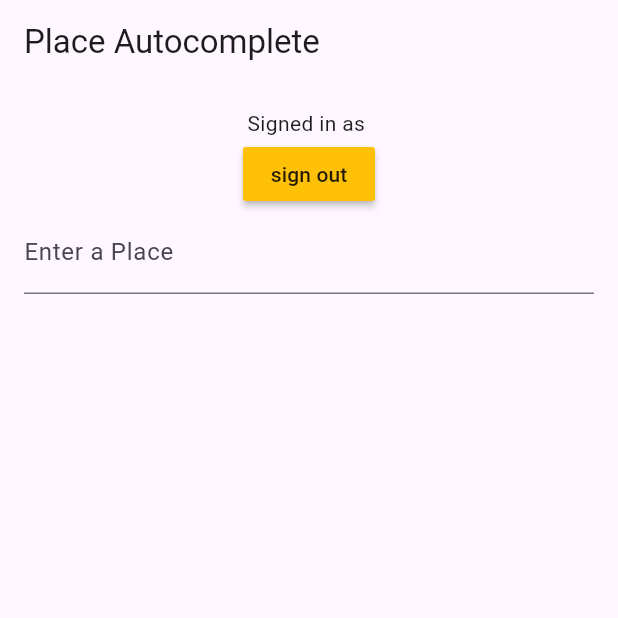
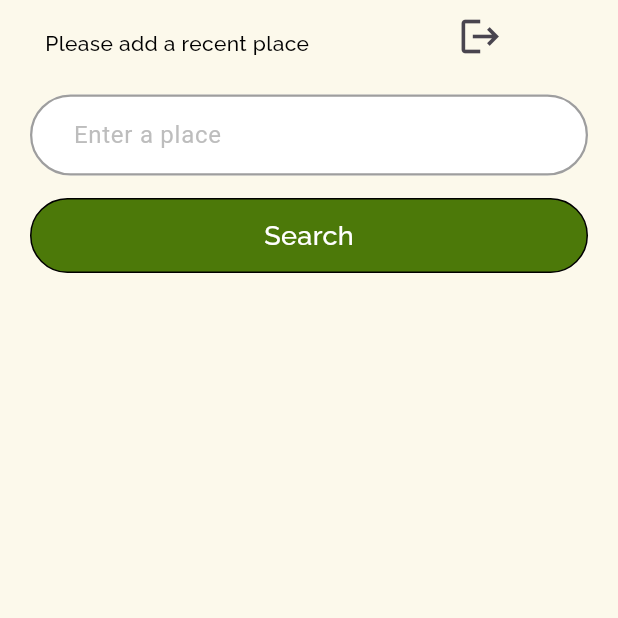
Before and after one commit to bbasm/discoverate, a Flutter app: the screen it shows once a user with an empty profile is signed in, on a phone screen of 412 x 824 dp, the top half of it. Run offline on Flutter 3.47's test engine with Material 3 defaults, Android fonts, the light colour scheme and no system bars; our stand-ins replace firebase_auth, firebase_core, geolocator, google_fonts; accounts and stored records are empty.

Commit message:
searching similar places rating added, fixed bugs

```diff
--- a/lib/pages/home_page.dart
+++ b/lib/pages/home_page.dart
@@ -1,5 +1,6 @@
 import 'package:firebase_auth/firebase_auth.dart';
 import 'package:flutter/material.dart';
+import 'package:google_fonts/google_fonts.dart';
 import 'package:http/http.dart' as http;
 import 'dart:convert';
 import 'package:geolocator/geolocator.dart';
@@ -13,43 +14,130 @@ class _HomePageState extends State<HomePage> {
   final user = FirebaseAuth.instance.currentUser!;
   TextEditingController _placeController = TextEditingController();
   List<String> _suggestions = [];
+  List<Map<String, dynamic>> _similarPlaces = [];
+  bool isLoading = false;
+  bool searched = false;
 
   Future<List<String>> _getAutocompleteResults(String input) async {
     final apiKey = 'AIzaSyDQLDWA9r8iLIruQ_xvtXORd8Xi2d6XD_Y';
-    final apiUrl = 'https://maps.googleapis.com/maps/api/place/autocomplete/json';
+    final apiUrl =
+        'https://maps.googleapis.com/maps/api/place/autocomplete/json';
 
-    final response = await http.get(Uri.parse('$apiUrl?input=$input&key=$apiKey'));
+    final response =
+        await http.get(Uri.parse('$apiUrl?input=$input&key=$apiKey'));
 
     if (response.statusCode == 200) {
       final Map<String, dynamic> data = json.decode(response.body);
       final List<dynamic> predictions = data['predictions'];
-      return predictions.map<String>((prediction) => prediction['description'] as String).toList();
+      return predictions
+          .map<String>((prediction) => prediction['description'] as String)
+          .toList();
     } else {
-      throw Exception('Failed to fetch autocomplete results: ${response.statusCode}');
+      throw Exception(
+          'Failed to fetch autocomplete results: ${response.statusCode}');
     }
+  }
+
+  Future<void> _searchSimilarPlaces() async {
+    setState(() {
+      isLoading = true;
+      searched = true;
+    });
+
+    final apiKey = 'AIzaSyDQLDWA9r8iLIruQ_xvtXORd8Xi2d6XD_Y';
+    final place = _placeController.text;
+    final apiUrl =
+        'https://maps.googleapis.com/maps/api/place/findplacefromtext/json';
+
+    final response = await http.get(Uri.parse(
+        '$apiUrl?input=$place&inputtype=textquery&fields=name,geometry,types&key=$apiKey'));
+
+    if (response.statusCode == 200) {
+      final Map<String, dynamic> data = json.decode(response.body);
+      final location = data['candidates'][0]['geometry']['location'];
+      final latitude = location['lat'];
+      final longitude = location['lng'];
+      final placeTypes = data['candidates'][0]['types'] as List<dynamic>;
+
+      final typeQueries = placeTypes.map((type) => 'type=$type').join('&');
+      final nearbyPlacesUrl =
+          'https://maps.googleapis.com/maps/api/place/nearbysearch/json?location=$latitude,$longitude&radius=1500&$typeQueries&key=$apiKey';
+
+      final nearbyResponse = await http.get(Uri.parse(nearbyPlacesUrl));
+
+      if (nearbyResponse.statusCode == 200) {
+        final Map<String, dynamic> nearbyData =
+            json.decode(nearbyResponse.body);
+        final List<dynamic> places = nearbyData['results'];
+
+        List<Map<String, dynamic>> similarPlaces = [];
+        for (var place in places) {
+          final placeName = place['name'] as String;
+          final placeRating = place['rating'] ?? 0.0;
+
+          similarPlaces.add({
+            'name': placeName,
+            'rating': placeRating,
+          });
+        }
+
+        setState(() {
+          _similarPlaces = similarPlaces;
+        });
+      } else {
+        throw Exception(
+            'Failed to fetch similar places: ${nearbyResponse.statusCode}');
+      }
+    } else {
+      throw Exception('Failed to fetch place details: ${response.statusCode}');
+    }
+
+    setState(() {
+      isLoading = false;
+    });
   }
 
   @override
   Widget build(BuildContext context) {
     return Scaffold(
-      appBar: AppBar(
-        title: Text('Place Autocomplete'),
+      backgroundColor: Color.fromARGB(255, 252, 249, 235),
+      body: SafeArea(
+        child: Column(
+          crossAxisAlignment: CrossAxisAlignment.start,
+          children: [
+            // Text('Signed in as ' + user.email!),
+
+            Row(
+              children: [
+                Padding(
+                  padding: const EdgeInsets.only(left: 30, top: 10),
+                  child: Text(
+                    "Please add a recent place",
+                    style: GoogleFonts.raleway(
+                      color: Colors.black,
+                      fontSize: 14,
+                      fontWeight: FontWeight.w500,
                     ),
-      body: Padding(
-        padding: EdgeInsets.all(16.0),
-        child: Column(
-          children: [
-            Text('Signed in as ' + user.email!),
-            MaterialButton(
+                  ),
+                ),
+                Padding(
+                  padding: EdgeInsets.only(left: 90),
+                  child: IconButton(
                       onPressed: () {
                         FirebaseAuth.instance.signOut();
                       },
-              color: Colors.amber,
-              child: Text('sign out'),
+                      icon: Icon(
+                        Icons.logout,
+                        size: 30,
+                      )),
                 ),
-            TextField(
+              ],
+            ),
+
+            Padding(
+              padding: EdgeInsets.only(top: 15, left: 20, right: 20),
+              child: TextFormField(
                 controller: _placeController,
-              decoration: InputDecoration(labelText: 'Enter a Place'),
                 onChanged: (value) async {
                   if (value.length > 2) {
                     final suggestions = await _getAutocompleteResults(value);
@@ -58,7 +146,63 @@ class _HomePageState extends State<HomePage> {
                     });
                   }
                 },
+                decoration: InputDecoration(
+                  enabledBorder: OutlineInputBorder(
+                    borderRadius: BorderRadius.circular(30),
+                    borderSide: BorderSide(
+                      //color: Color(0xFFF1F4F8),
+                      color: Colors.grey,
+                      width: 1.5,
                     ),
+                  ),
+                  focusedBorder: OutlineInputBorder(
+                    borderSide: BorderSide(
+                      color: Colors.grey,
+                      width: 1,
+                    ),
+                    borderRadius: BorderRadius.circular(30),
+                  ),
+                  fillColor: Colors.white,
+                  filled: true,
+                  hintText: 'Enter a place',
+                  contentPadding: EdgeInsetsDirectional.fromSTEB(25, 15, 0, 15),
+                  hintStyle: TextStyle(color: Colors.grey[400]),
+                ),
+              ),
+            ),
+
+            Padding(
+              padding: EdgeInsets.only(top: 15, left: 20, right: 20),
+              child: GestureDetector(
+                onTap: () {
+                  _searchSimilarPlaces();
+                },
+                child: Container(
+                  height: 50,
+                  decoration: BoxDecoration(
+                    color: Color.fromARGB(255, 76, 121, 9),
+                    border: Border.all(
+                      color: Colors.black,
+                      width: 1,
+                    ),
+                    borderRadius: BorderRadius.circular(30),
+                  ),
+                  child: Align(
+                    alignment: Alignment.center,
+                    child: Text(
+                      'Search',
+                      style: GoogleFonts.raleway(
+                        color: Colors.white,
+                        fontSize: 18,
+                        fontWeight: FontWeight.w500,
+                      ),
+                    ),
+                  ),
+                ),
+              ),
+            ),
+
+            if (!searched)
               Expanded(
                 child: ListView.builder(
                   itemCount: _suggestions.length,
@@ -75,6 +219,25 @@ class _HomePageState extends State<HomePage> {
                   },
                 ),
               ),
+
+            if (searched)
+              Padding(
+                padding: const EdgeInsets.only(top: 20),
+                child: Container(
+                  height: 580,
+                  child: ListView.builder(
+                    itemCount: _similarPlaces.length,
+                    itemBuilder: (context, index) {
+                      return ListTile(
+                        title: Text(_similarPlaces[index]['name']),
+                        subtitle:
+                            Text('Rating: ${_similarPlaces[index]['rating']}'),
+                        // Add onTap functionality if needed for similar places
+                      );
+                    },
+                  ),
+                ),
+              ),
           ],
         ),
       ),
```
Lines whose indentation alone changed are shown as unchanged.
